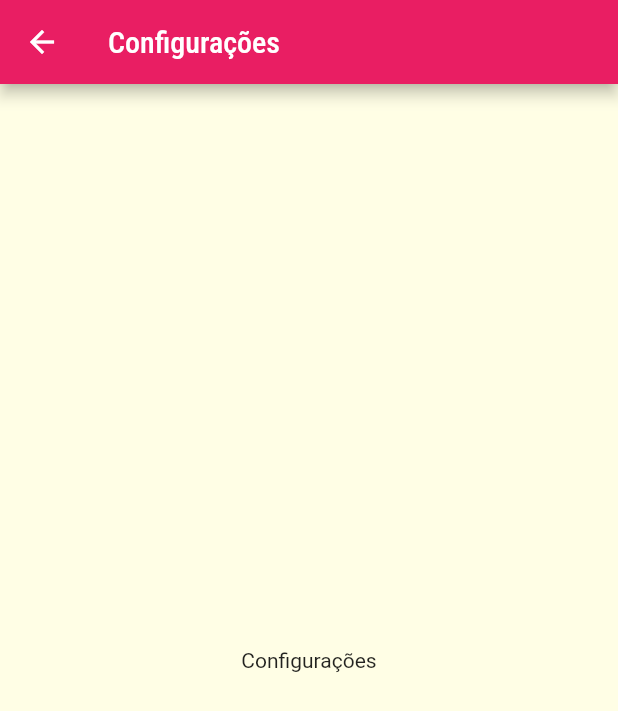
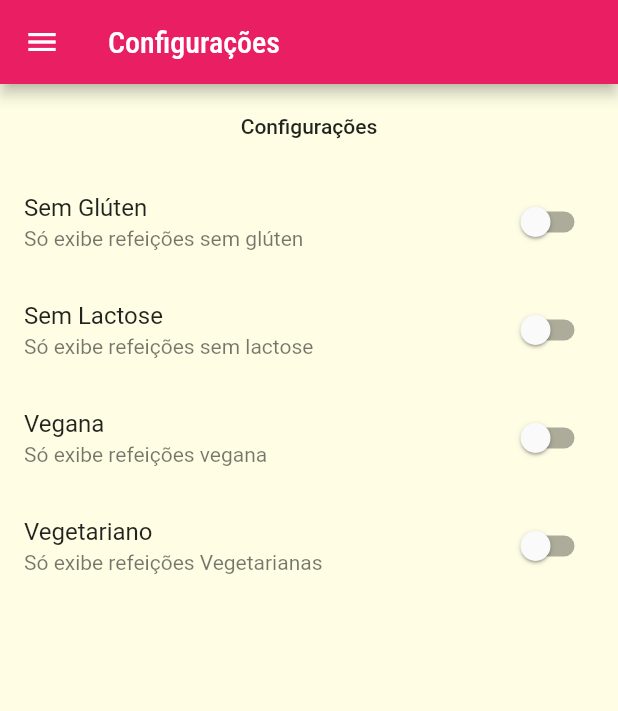
Before and after one commit to huayans/flutter_comidas, a Flutter app: the SttingsScreen screen opened by its route, on a phone screen of 412 x 824 dp. Shown: the top 711 px of the screen. Run offline on Flutter 3.47's test engine with Material 2 defaults, Android fonts, the phone set to English and light mode, and no system bars; network calls fail.

Commit message:
adicionando tela de config

```diff
--- a/my_app/lib/components/category_item.dart
+++ b/my_app/lib/components/category_item.dart
@@ -35,7 +35,7 @@ class CategoryItem extends StatelessWidget {
         ),
         child: Text(
           category.title,
-          style: Theme.of(context).textTheme.headline6,
+          style: Theme.of(context).textTheme.titleLarge,
         ),
       ),
     );
--- a/my_app/lib/components/main_drawer.dart
+++ b/my_app/lib/components/main_drawer.dart
@@ -50,12 +50,13 @@ class MainDrawer extends StatelessWidget {
           _createItem(
             Icons.restaurant,
             'Refeições',
-            () => Navigator.of(context).pushNamed(AppRoutes.home),
+            () => Navigator.of(context).pushReplacementNamed(AppRoutes.home),
           ),
           _createItem(
             Icons.settings,
             'Configurações',
-            () => Navigator.of(context).pushNamed(AppRoutes.settings),
+            () =>
+                Navigator.of(context).pushReplacementNamed(AppRoutes.settings),
           ),
         ],
       ),
--- /dev/null
+++ b/my_app/lib/models/settings.dart
@@ -0,0 +1,13 @@
+class Settings {
+  bool isGlutenFree;
+  bool isLactoseFree;
+  bool isVegan;
+  bool isVegetarian;
+
+  Settings({
+    this.isGlutenFree = false,
+    this.isLactoseFree = false,
+    this.isVegan = false,
+    this.isVegetarian = false,
+  });
+}
--- a/my_app/lib/screens/categories_screen.dart
+++ b/my_app/lib/screens/categories_screen.dart
@@ -7,7 +7,9 @@ class CategoriesScreen extends StatelessWidget {
 
   @override
   Widget build(BuildContext context) {
-    return GridView(
+    return Scrollbar(
+      thumbVisibility: true,
+      child: GridView(
         padding: const EdgeInsets.all(25),
         gridDelegate: const SliverGridDelegateWithMaxCrossAxisExtent(
           maxCrossAxisExtent: 200,
@@ -18,6 +20,7 @@ class CategoriesScreen extends StatelessWidget {
         children: dummyCategories.map((cat) {
           return CategoryItem(cat);
         }).toList(),
+      ),
     );
   }
 }
--- a/my_app/lib/screens/favorite_screen.dart
+++ b/my_app/lib/screens/favorite_screen.dart
@@ -1,6 +1,4 @@
 import 'package:flutter/material.dart';
-import 'package:flutter/src/widgets/framework.dart';
-import 'package:flutter/src/widgets/placeholder.dart';
 
 class FavoriteScreen extends StatelessWidget {
   const FavoriteScreen({super.key});
--- a/my_app/lib/screens/settings_screen.dart
+++ b/my_app/lib/screens/settings_screen.dart
@@ -1,9 +1,31 @@
 import 'package:flutter/material.dart';
-import 'package:flutter/src/widgets/framework.dart';
-import 'package:flutter/src/widgets/placeholder.dart';
 
-class SttingsScreen extends StatelessWidget {
+import 'package:my_app/components/main_drawer.dart';
+import 'package:my_app/models/settings.dart';
+
+class SttingsScreen extends StatefulWidget {
   const SttingsScreen({super.key});
+
+  @override
+  State<SttingsScreen> createState() => _SttingsScreenState();
+}
+
+class _SttingsScreenState extends State<SttingsScreen> {
+  var settings = Settings();
+
+  Widget _createSwith(
+    String title,
+    String subtitle,
+    bool value,
+    Function(bool) onChanged,
+  ) {
+    return SwitchListTile.adaptive(
+      title: Text(title),
+      subtitle: Text(subtitle),
+      value: value,
+      onChanged: onChanged,
+    );
+  }
 
   @override
   Widget build(BuildContext context) {
@@ -11,8 +33,47 @@ class SttingsScreen extends StatelessWidget {
       appBar: AppBar(
         title: const Text('Configurações'),
       ),
-      body: const Center(
-        child: Text('Configurações'),
+      drawer: const MainDrawer(),
+      body: Column(
+        children: [
+          Container(
+            padding: const EdgeInsets.all(20),
+            child: Text(
+              'Configurações',
+              style: Theme.of(context).textTheme.bodyLarge,
+            ),
+          ),
+          Expanded(
+            child: ListView(
+              children: [
+                _createSwith(
+                  'Sem Glúten',
+                  'Só exibe refeições sem glúten',
+                  settings.isGlutenFree,
+                  (value) => setState(() => settings.isGlutenFree = value),
+                ),
+                _createSwith(
+                  'Sem Lactose',
+                  'Só exibe refeições sem lactose',
+                  settings.isLactoseFree,
+                  (value) => setState(() => settings.isLactoseFree = value),
+                ),
+                _createSwith(
+                  'Vegana',
+                  'Só exibe refeições vegana',
+                  settings.isVegan,
+                  (value) => setState(() => settings.isVegan = value),
+                ),
+                _createSwith(
+                  'Vegetariano',
+                  'Só exibe refeições Vegetarianas',
+                  settings.isVegetarian,
+                  (value) => setState(() => settings.isVegetarian = value),
+                ),
+              ],
+            ),
+          ),
+        ],
       ),
     );
   }
--- a/my_app/lib/screens/tabs_screen.dart
+++ b/my_app/lib/screens/tabs_screen.dart
@@ -31,7 +31,7 @@ class _TabsScreenState extends State<TabsScreen> {
           child: Text(_screens[_selectedScreenIndex]['title'] as String),
         ),
       ),
-      drawer: MainDrawer(),
+      drawer: const MainDrawer(),
       body: _screens[_selectedScreenIndex]['screen'] as Widget,
       bottomNavigationBar: BottomNavigationBar(
         onTap: _selectedScreen,
```
Also changed, not shown: my_app/lib/components/meal_item.dart (+10 -2 lines), my_app/lib/screens/meal_detail_screen.dart (+13 -5 lines). Lines whose indentation alone changed are shown as unchanged.
